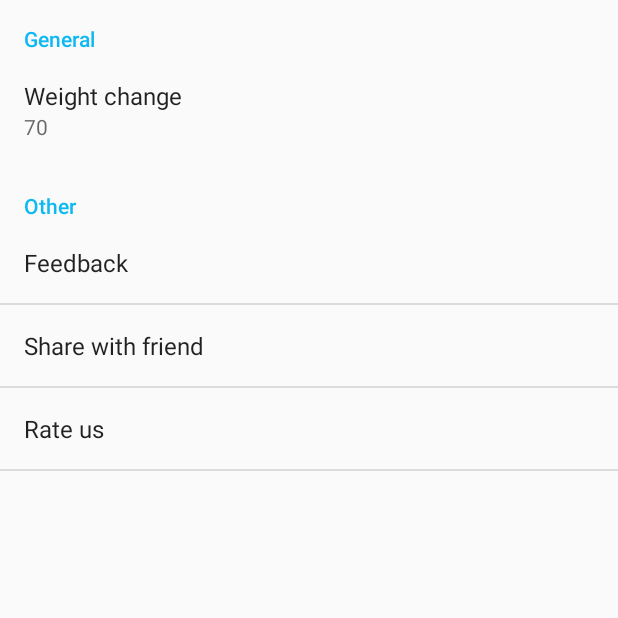
After one commit to nguyenson2012/RefreshBodyISBK, an Android app: the SettingsActivity screen opened directly, with no data from a screen before it, on a phone screen of 412 x 824 dp, the top half of it. The commit adds this screen. Run offline under Robolectric (Android 15) with nearby library versions, the phone set to English and light mode, and no system bars; 2 statements that could not run were skipped.

Commit message:
add setting change weight

```diff
--- /dev/null
+++ b/app/src/main/java/com/example/asus/refreshbody/activity/SettingsActivity.java
@@ -0,0 +1,49 @@
+package com.example.asus.refreshbody.activity;
+
+import android.content.Context;
+import android.content.SharedPreferences;
+import android.os.Bundle;
+import android.preference.EditTextPreference;
+import android.preference.Preference;
+import android.preference.PreferenceActivity;
+import android.preference.PreferenceManager;
+import android.support.annotation.Nullable;
+import android.support.v7.app.AppCompatActivity;
+import android.support.v7.widget.Toolbar;
+import android.view.LayoutInflater;
+import android.view.View;
+import android.widget.LinearLayout;
+
+import com.example.asus.refreshbody.R;
+import com.example.asus.refreshbody.fragment.SettingsFragment;
+import com.example.asus.refreshbody.utils.Constant;
+
+import java.util.prefs.Preferences;
+
+/**
+ * Created by solei on 16/10/2016.
+ */
+
+public class SettingsActivity extends AppCompatActivity {
+    @Override
+    protected void onPostCreate(Bundle savedInstanceState) {
+        super.onPostCreate(savedInstanceState);
+
+        LinearLayout root = (LinearLayout) findViewById(android.R.id.list).getParent().getParent().getParent();
+        Toolbar bar = (Toolbar) LayoutInflater.from(this).inflate(R.layout.setting_toolbar, root, false);
+        root.addView(bar, 0);
+        bar.setNavigationOnClickListener(new View.OnClickListener() {
+            @Override
+            public void onClick(View v) {
+                finish();
+            }
+        });
+    }
+
+    @Override
+    protected void onCreate(@Nullable Bundle savedInstanceState) {
+        super.onCreate(savedInstanceState);
+        getFragmentManager().beginTransaction().replace(android.R.id.content, new SettingsFragment()).commit();
+    }
+
+}
--- a/app/src/main/java/com/example/asus/refreshbody/fragment/FragmentDrinkWater.java
+++ b/app/src/main/java/com/example/asus/refreshbody/fragment/FragmentDrinkWater.java
@@ -3,6 +3,7 @@ package com.example.asus.refreshbody.fragment;
 import android.content.Context;
 import android.content.SharedPreferences;
 import android.os.Bundle;
+import android.preference.PreferenceManager;
 import android.support.annotation.Nullable;
 import android.support.v4.app.Fragment;
 import android.support.v7.widget.LinearLayoutManager;
@@ -93,7 +94,8 @@ public class FragmentDrinkWater extends Fragment implements View.OnClickListener
     }
 
     private void getTargetDrink() {
-        targetDrink=sharedPreferences.getInt(Constant.DRINK_TARGET,2000);
+        int weight = Integer.parseInt(PreferenceManager.getDefaultSharedPreferences(getActivity()).getString(SettingsFragment.WEIGHT, "60"));
+        targetDrink= weight * Constant.water_rate;
     }
 
     private void setAdapterForRecyclerViewDrinkIntake() {
--- a/app/src/main/java/com/example/asus/refreshbody/fragment/FragmentSetWeight.java
+++ b/app/src/main/java/com/example/asus/refreshbody/fragment/FragmentSetWeight.java
@@ -95,7 +95,7 @@ public class FragmentSetWeight extends Fragment implements View.OnClickListener{
     private void saveDrinkTarget(int drinkTarget, int weight) {
         SharedPreferences.Editor editor=sharedPreferences.edit();
         editor.putInt(Constant.DRINK_TARGET,drinkTarget);
-        editor.putInt(Constant.WEIGHT, weight);
+        editor.putInt(SettingsFragment.WEIGHT, weight);
         editor.commit();
     }
 }
--- /dev/null
+++ b/app/src/main/java/com/example/asus/refreshbody/fragment/SettingsFragment.java
@@ -0,0 +1,81 @@
+package com.example.asus.refreshbody.fragment;
+
+import android.content.SharedPreferences;
+import android.os.Bundle;
+import android.preference.EditTextPreference;
+import android.preference.ListPreference;
+import android.preference.Preference;
+import android.preference.PreferenceFragment;
+import android.preference.PreferenceGroup;
+import android.preference.PreferenceManager;
+import android.util.Log;
+import android.widget.Toast;
+
+import com.example.asus.refreshbody.R;
+import com.example.asus.refreshbody.utils.Constant;
+
+import java.util.prefs.Preferences;
+
+/**
+ * Created by solei on 16/10/2016.
+ */
+
+public class SettingsFragment extends PreferenceFragment implements SharedPreferences.OnSharedPreferenceChangeListener{
+
+
+    public static final String WEIGHT = "preference_weight";
+
+    @Override
+    public void onCreate(Bundle savedInstanceState) {
+        super.onCreate(savedInstanceState);
+        addPreferencesFromResource(R.xml.preference);
+
+        for (int i = 0; i < getPreferenceScreen().getPreferenceCount(); ++i) {
+            Preference preference = getPreferenceScreen().getPreference(i);
+            if (preference instanceof PreferenceGroup) {
+                PreferenceGroup preferenceGroup = (PreferenceGroup) preference;
+                for (int j = 0; j < preferenceGroup.getPreferenceCount(); ++j) {
+                    Preference singlePref = preferenceGroup.getPreference(j);
+                    updatePreference(singlePref, singlePref.getKey());
+                }
+            } else {
+                updatePreference(preference, preference.getKey());
+            }
+        }
+    }
+
+    @Override
+    public void onResume() {
+        super.onResume();
+        for (int i = 0; i < getPreferenceScreen().getPreferenceCount(); ++i) {
+            Preference preference = getPreferenceScreen().getPreference(i);
+            if (preference instanceof PreferenceGroup) {
+                PreferenceGroup preferenceGroup = (PreferenceGroup) preference;
+                for (int j = 0; j < preferenceGroup.getPreferenceCount(); ++j) {
+                    Preference singlePref = preferenceGroup.getPreference(j);
+                    updatePreference(singlePref, singlePref.getKey());
+                }
+            } else {
+                updatePreference(preference, preference.getKey());
+            }
+        }
+    }
+
+    @Override
+    public void onSharedPreferenceChanged(SharedPreferences sharedPreferences, String key) {
+        updatePreference(findPreference(key), key);
+    }
+
+    private void updatePreference(Preference preference, String key) {
+        EditTextPreference editTextPreference;
+        if (preference == null) return;
+        if (preference instanceof EditTextPreference) {
+            editTextPreference = (EditTextPreference) preference;
+            editTextPreference.setSummary(editTextPreference.getText());
+            return;
+        }
+        SharedPreferences sharedPrefs = getPreferenceManager().getSharedPreferences();
+        preference.setSummary(sharedPrefs.getString(key, ""));
+    }
+
+}
--- a/app/src/main/java/com/example/asus/refreshbody/utils/Constant.java
+++ b/app/src/main/java/com/example/asus/refreshbody/utils/Constant.java
@@ -13,7 +13,9 @@ public class Constant {
 
     public static final int water_rate=33;
     public static final String DRINK_TARGET = "drink_target";
-    public static final String WEIGHT = "weight";
+//    public static final String WEIGHT = "preference_weight";
+
+    public static final String PREFERENCE_FIRST_RUNNING = "app_first_running";
     // Server user login url
     public static String URL_LOGIN = "http://10.64.1.68:3000/api/login";
 
--- a/app/src/main/res/values/strings.xml
+++ b/app/src/main/res/values/strings.xml
@@ -75,5 +75,11 @@
     <string name="set_weight">Set Weight</string>
     <string name="check_credential">Please check your credential</string>
     <string name="enter_detail">Please enter your detail information</string>
+    <string name="general">General</string>
+    <string name="other">Other</string>
+    <string name="feedback">Feedback</string>
+    <string name="share">Share with friend</string>
+    <string name="rate_us">Rate us</string>
+    <string name="settings">Settings</string>
 
 </resources>
--- /dev/null
+++ b/app/src/main/res/xml/preference.xml
@@ -0,0 +1,26 @@
+<?xml version="1.0" encoding="utf-8"?>
+<PreferenceScreen xmlns:android="http://schemas.android.com/apk/res/android">
+    <PreferenceCategory android:title="@string/general">
+
+        <EditTextPreference android:title="Weight change"
+            android:key="preference_weight"
+            android:defaultValue="70">
+        </EditTextPreference>
+
+    </PreferenceCategory>
+
+    <PreferenceCategory android:title="@string/other">
+        <Preference android:title="@string/feedback">
+
+        </Preference>
+
+        <Preference android:title="@string/share">
+
+        </Preference>
+
+        <Preference android:title="@string/rate_us">
+
+        </Preference>
+    </PreferenceCategory>
+
+</PreferenceScreen>
```
Also changed, not shown: app/src/main/AndroidManifest.xml (+10 -0 lines), app/src/main/java/com/example/asus/refreshbody/activity/MainActivity.java (+20 -4 lines), app/src/main/java/com/example/asus/refreshbody/fragment/FragmentDrawer.java (+5 -3 lines), app/src/main/res/layout/setting_toolbar.xml (added, +14 -0 lines), app/src/main/res/layout/settings_preference.xml (added, +49 -0 lines).
